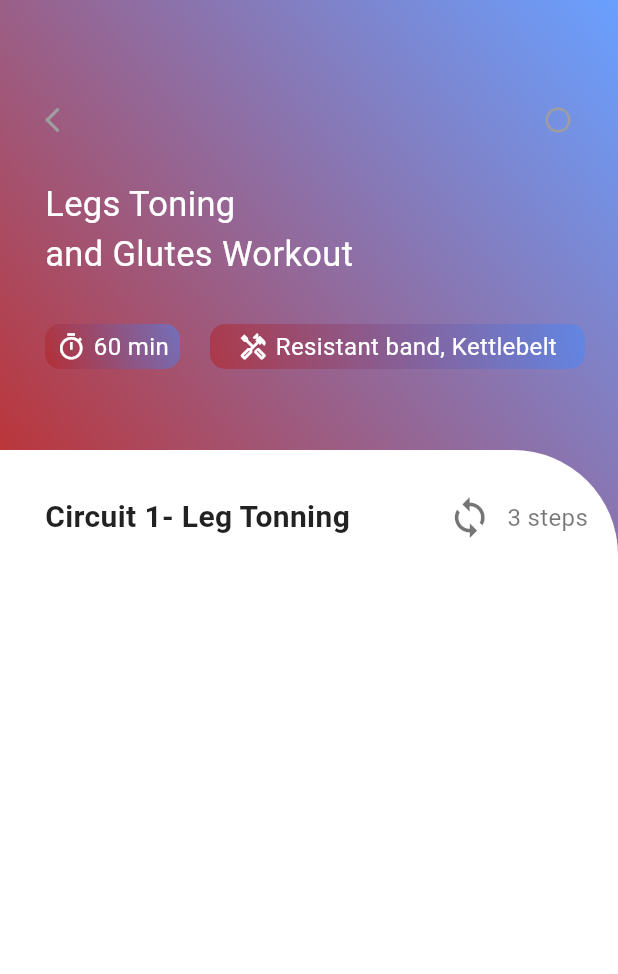
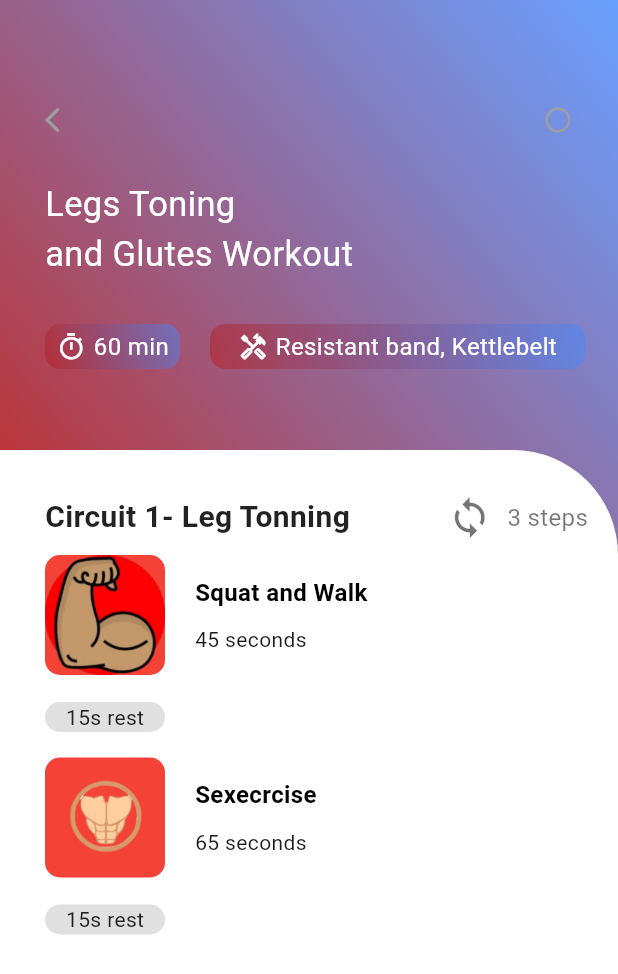
Before and after one commit to fersilva362/fitness-app, a Flutter app: the HomePage screen opened directly, after a tap on the "arrow forward" icon, on a phone screen of 412 x 824 dp. Shown: the top 974 px of the screen. Run offline on Flutter 3.47's test engine with Material 2 defaults, Android fonts, the phone set to English and light mode, and no system bars; our stand-ins replace get.

Commit message:
part-2, step-1

```diff
--- a/lib/main.dart
+++ b/lib/main.dart
@@ -35,7 +35,7 @@ class MyApp extends StatelessWidget {
         colorScheme: ColorScheme.fromSeed(seedColor: Colors.deepPurple),
         useMaterial3: true,
       ),
-      home: const HomePage(),
+      home: const VideoInfo(),
     );
   }
 }
--- a/lib/view/components/video_info.dart
+++ b/lib/view/components/video_info.dart
@@ -11,20 +11,26 @@ class VideoInfo extends StatefulWidget {
 }
 
 class _VideoInfoState extends State<VideoInfo> {
-  List info = [
+  List videoInfo = [
     {
       "title": "Squat and Walk",
       "time": "45 seconds",
-      "thumbail": "embed/squat2.jpg",
+      "thumbail": "assets/images/arm.png",
       "videUrl": "https://www.youtube.com/watch?v=aclHkVaku9U"
+    },
+    {
+      "title": "Sexecrcise",
+      "time": "65 seconds",
+      "thumbail": "assets/images/abs.png",
+      "videUrl": "https://www.youtube.com/watch?v=OXQ5ee6p9ZA"
     }
   ];
-  void _initData() {
-    DefaultAssetBundle.of(context)
+  void _initData() async {
+    await DefaultAssetBundle.of(context)
         .loadString('json/videoinfo.json')
         .then((value) {
-      info = jsonDecode(value);
-      devtool.log(info.toString());
+      videoInfo = jsonDecode(value);
+      devtool.log(videoInfo.toString());
     });
   }
 
@@ -36,7 +42,7 @@ class _VideoInfoState extends State<VideoInfo> {
 
   @override
   Widget build(BuildContext context) {
-    devtool.log(info.length.toString());
+    devtool.log(videoInfo.length.toString());
     return Scaffold(
       body: Container(
         decoration: BoxDecoration(
@@ -219,7 +225,84 @@ class _VideoInfoState extends State<VideoInfo> {
                         width: 20,
                       ),
                     ],
-                  )
+                  ),
+                  Expanded(
+                    child: ListView.builder(
+                      padding: const EdgeInsets.symmetric(
+                          vertical: 10, horizontal: 30),
+                      itemCount: videoInfo.length,
+                      itemBuilder: (context, index) {
+                        return GestureDetector(
+                          onTap: () => devtool.log('click'),
+                          child: Container(
+                            height: 135,
+                            width: 200,
+                            child: Column(
+                              children: [
+                                Row(
+                                  children: [
+                                    Container(
+                                      width: 80,
+                                      height: 80,
+                                      decoration: BoxDecoration(
+                                          color: Colors.red,
+                                          borderRadius:
+                                              BorderRadius.circular(10),
+                                          image: DecorationImage(
+                                              image: AssetImage(videoInfo[index]
+                                                  ['thumbail']))),
+                                    ),
+                                    const SizedBox(
+                                      width: 20,
+                                    ),
+                                    Column(
+                                      crossAxisAlignment:
+                                          CrossAxisAlignment.start,
+                                      children: [
+                                        Text(
+                                          videoInfo[index]['title'],
+                                          style: const TextStyle(
+                                              fontSize: 16,
+                                              fontWeight: FontWeight.bold,
+                                              color: Colors.black),
+                                        ),
+                                        const SizedBox(
+                                          height: 10,
+                                        ),
+                                        Text(videoInfo[index]['time'])
+                                      ],
+                                    )
+                                  ],
+                                ),
+                                const SizedBox(
+                                  height: 18,
+                                ),
+                                Row(
+                                  children: [
+                                    Container(
+                                      width: 80,
+                                      height: 20,
+                                      decoration: BoxDecoration(
+                                        borderRadius: BorderRadius.circular(10),
+                                        color: Colors.grey.shade300,
+                                      ),
+                                      child: Center(
+                                        child: Text(
+                                          '15s rest',
+                                          style: TextStyle(
+                                              color: Colors.grey.shade900),
+                                        ),
+                                      ),
+                                    )
+                                  ],
+                                )
+                              ],
+                            ),
+                          ),
+                        );
+                      },
+                    ),
+                  ),
                 ],
               ),
             ),
--- a/lib/view/home_page.dart
+++ b/lib/view/home_page.dart
@@ -81,7 +81,7 @@ class _HomePageState extends State<HomePage> {
                     width: 15.0,
                   ),
                   InkWell(
-                    onTap: () => Get.to(const VideoInfo()),
+                    onTap: () => Get.to(() => const VideoInfo()),
                     child: const Icon(
                       Icons.arrow_forward,
                       size: 20.0,
```
